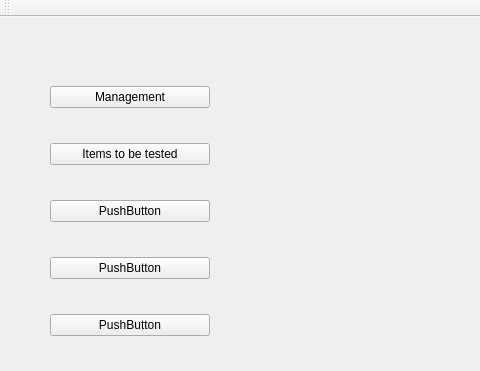
First picture: the form in cleansky_LMSM/ui_to_py_by_qtdesigner/Menu.ui, repository HouzeZHANG/CSLMSM, before the edit; both pictures show x 0 to 480 and y 0 to 371 of the 800 by 600 pixel window.
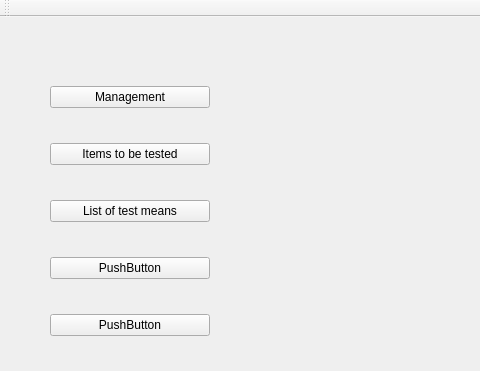
Second picture: the form after the edit.

Diff of the .ui file:
```diff
--- a/cleansky_LMSM/ui_to_py_by_qtdesigner/Menu.ui
+++ b/cleansky_LMSM/ui_to_py_by_qtdesigner/Menu.ui
@@ -41,7 +41,7 @@
      <item>
       <widget class="QPushButton" name="pushButton_4">
        <property name="text">
-        <string>PushButton</string>
+        <string>List of test means</string>
        </property>
       </widget>
      </item>
```
